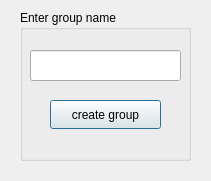
Before: the Qt Designer form creategroupname.ui in sanazshokrzadeh/Messanger_throw_10, drawn with Qt 5.
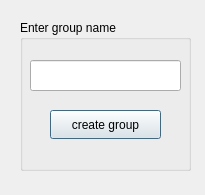
After: the same form once the commit is applied.

The edit to the form file:
```diff
--- a/creategroupname.ui
+++ b/creategroupname.ui
@@ -6,8 +6,8 @@
    <rect>
     <x>0</x>
     <y>0</y>
-    <width>211</width>
-    <height>181</height>
+    <width>205</width>
+    <height>195</height>
    </rect>
   </property>
   <property name="windowTitle">
@@ -17,7 +17,7 @@
    <property name="geometry">
     <rect>
      <x>20</x>
-     <y>10</y>
+     <y>20</y>
      <width>171</width>
      <height>151</height>
     </rect>
```
